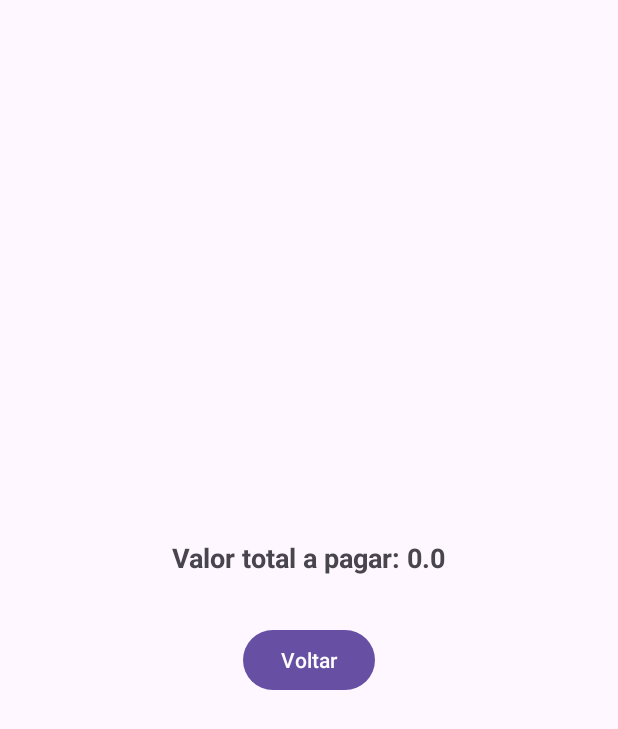
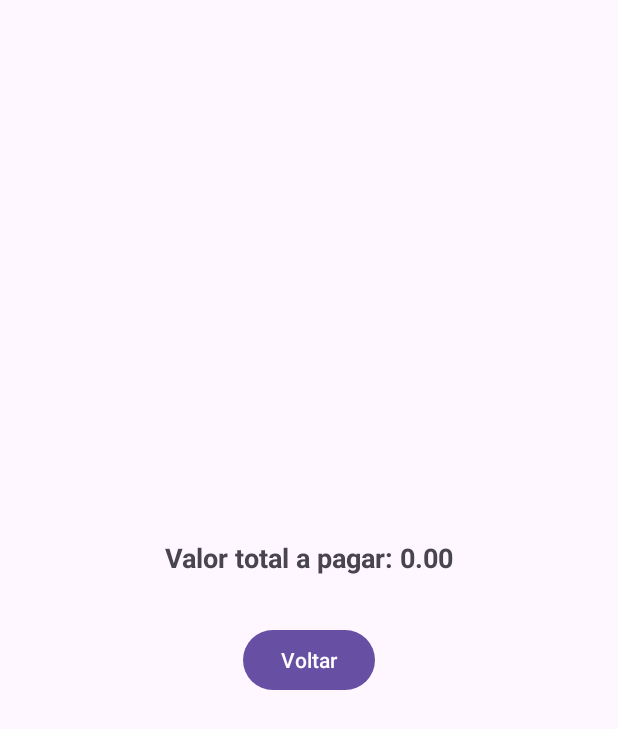
Before and after one commit to LirioManga/BankLoanApp, an Android app: the ResultActivity screen opened directly, with no data from a screen before it, on a phone screen of 412 x 824 dp. Shown: the top 729 px of the screen. Run offline under Robolectric (Android 15) with nearby library versions, the phone set to English and light mode, and no system bars.

Commit message:
Adicionando casas decimais no resultado

```diff
--- a/app/src/main/java/com/example/emprestimobank/MainActivity.kt
+++ b/app/src/main/java/com/example/emprestimobank/MainActivity.kt
@@ -38,8 +38,9 @@ class MainActivity : AppCompatActivity() {
             installments == 1 -> 0.15
             installments in 2..4 -> 0.20
             installments in 5..7 -> 0.25
-            else -> 0.30 * installments
-        }esle
+            installments >= 8 -> 0.30 * installments
+            else -> 0.0
+        }
         return principal + (principal * interestRate)
     }
 }
--- a/app/src/main/java/com/example/emprestimobank/ResultActivity.kt
+++ b/app/src/main/java/com/example/emprestimobank/ResultActivity.kt
@@ -13,8 +13,8 @@ class ResultActivity : AppCompatActivity() {
         setContentView(R.layout.activity_result)
 
         val totalPayment = intent.getDoubleExtra("totalPayment", 0.0)
-        findViewById<TextView>(R.id.resultTextView).text = "Valor total a pagar: $totalPayment"
-        Toast.makeText(this, "Total a pagar: $totalPayment", Toast.LENGTH_LONG).show()
+        findViewById<TextView>(R.id.resultTextView).text = String.format("Valor total a pagar: %.2f", totalPayment)
+        Toast.makeText(this, "Total a pagar: %.2f".format(totalPayment), Toast.LENGTH_LONG).show()
 
         val backButton: Button = findViewById(R.id.backButton)
         backButton.setOnClickListener {
```
